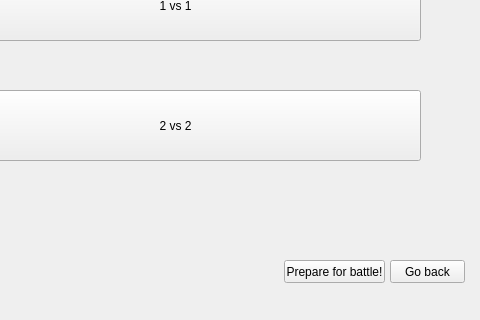
Qt form GCS-GUI/mainwindow.ui (PajTajster/GCS-GUI) before a commit; both pictures show x 120 to 600 and y 130 to 450 of the 600 by 450 pixel window.
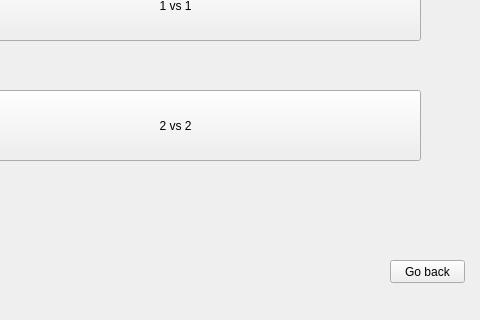
The same form after that commit. The open tabs and pages were chosen to show the change.

Commit message: Battle Size Menu done

```diff
--- a/GCS-GUI/mainwindow.ui
+++ b/GCS-GUI/mainwindow.ui
@@ -341,19 +341,6 @@
        <string>2 vs 2</string>
       </property>
      </widget>
-     <widget class="QPushButton" name="bSDoneButton">
-      <property name="geometry">
-       <rect>
-        <x>404</x>
-        <y>390</y>
-        <width>101</width>
-        <height>23</height>
-       </rect>
-      </property>
-      <property name="text">
-       <string>Prepare for battle!</string>
-      </property>
-     </widget>
     </widget>
     <widget class="QWidget" name="prepareTeamMenu">
      <widget class="QLabel" name="errorLabel">
```
Left out of the diff: 16 changed lines with no effect on the pictures. The commit also changes 2 other files.
